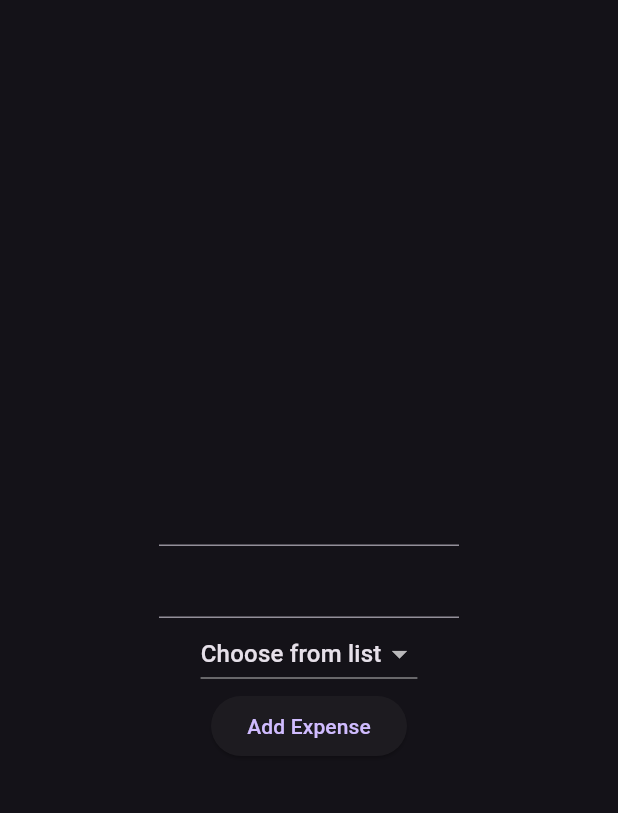
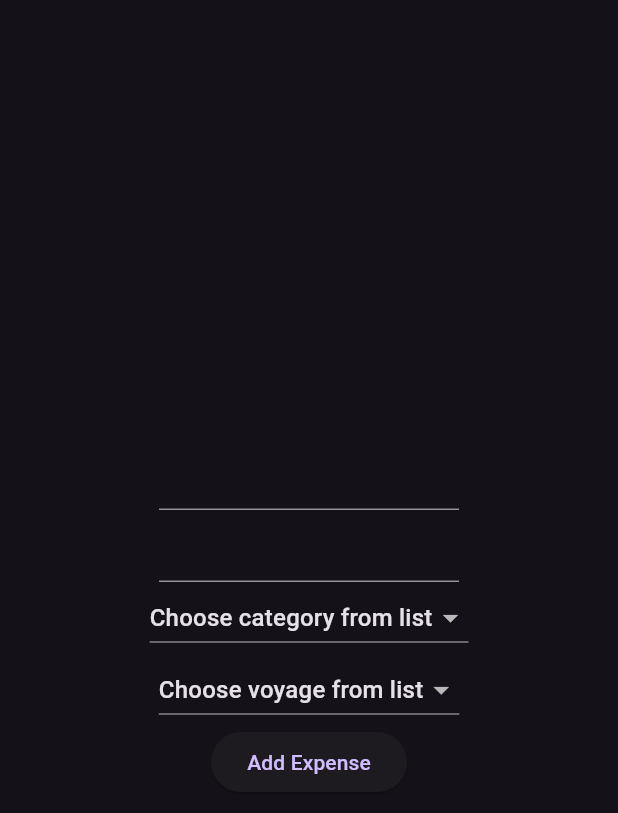
Before and after one commit to fildogan/voyage_vault, a Flutter app: the AddExpensePage screen opened directly, on a phone screen of 412 x 824 dp. Shown: the top 813 px of the screen. Run offline on Flutter 3.47's test engine with Material 2 defaults, Android fonts, the phone set to English and light mode, and no system bars; our stand-ins replace bloc, cloud_firestore, firebase_auth, firebase_core, flutter_bloc; missing offline and left inert: firebase_ui_auth; accounts and stored records are empty.

Commit message:
Create dropdown button for voyages

```diff
--- a/lib/app/features/home/pages/add_expense/add_expense_page.dart
+++ b/lib/app/features/home/pages/add_expense/add_expense_page.dart
@@ -15,7 +15,7 @@ class AddExpensePage extends StatefulWidget {
 
 class _AddExpensePageState extends State<AddExpensePage> {
   String? _expenseName;
-  String? _expenseVoyageID;
+  String? _expenseVoyageTitle;
   double? _expensePrice;
   String? _expenseCategory;
 
@@ -27,13 +27,7 @@ class _AddExpensePageState extends State<AddExpensePage> {
           ExpensesRepository(),
           ExpenseCategoriesRepository(),
           VoyagesRepository(),
-        )..getCategoryList().then(
-            (value) => AddExpenseCubit(
-              ExpensesRepository(),
-              ExpenseCategoriesRepository(),
-              VoyagesRepository(),
-            )..getVoyageTitleStream(),
-          ),
+        )..getCategoryList(),
         child: BlocListener<AddExpenseCubit, AddExpenseState>(
           listener: (context, state) {
             if (state.saved) {
@@ -52,14 +46,13 @@ class _AddExpensePageState extends State<AddExpensePage> {
           },
           child: BlocBuilder<AddExpenseCubit, AddExpenseState>(
             builder: (context, state) {
-              final voyageTitleList = state.voyageTitles;
               return _AddExpensePageBody(
                 onNameChanged: (newValue) =>
                     setState(() => _expenseName = newValue),
                 expenseName: _expenseName,
-                onVoyageIDChanged: (newValue) =>
-                    setState(() => _expenseVoyageID = newValue),
-                expenseVoyageID: _expenseVoyageID,
+                onVoyageTitleChanged: (newValue) =>
+                    setState(() => _expenseVoyageTitle = newValue),
+                expenseVoyageTitle: _expenseVoyageTitle,
                 onPriceChanged: (newValue) =>
                     setState(() => _expensePrice = newValue),
                 expensePrice: _expensePrice,
@@ -67,6 +60,7 @@ class _AddExpensePageState extends State<AddExpensePage> {
                     setState(() => _expenseCategory = newValue),
                 expenseCategory: _expenseCategory,
                 categoryTitles: state.categoryTitles,
+                voyageTitles: state.voyageTitles,
               );
             },
           ),
@@ -80,26 +74,28 @@ class _AddExpensePageBody extends StatelessWidget {
   const _AddExpensePageBody({
     required this.onNameChanged,
     this.expenseName,
-    required this.onVoyageIDChanged,
-    this.expenseVoyageID,
+    required this.onVoyageTitleChanged,
+    this.expenseVoyageTitle,
     required this.onPriceChanged,
     this.expensePrice,
     required this.onCategoryChanged,
     this.expenseCategory,
     required this.categoryTitles,
+    required this.voyageTitles,
   });
 
   final Function(String?) onNameChanged;
-  final Function(String?) onVoyageIDChanged;
+  final Function(String?) onVoyageTitleChanged;
   final Function(double?) onPriceChanged;
   final Function(String?) onCategoryChanged;
 
   final String? expenseName;
-  final String? expenseVoyageID;
+  final String? expenseVoyageTitle;
   final double? expensePrice;
   final String? expenseCategory;
 
   final List<String> categoryTitles;
+  final List<String> voyageTitles;
 
   @override
   Widget build(BuildContext context) {
@@ -136,16 +132,36 @@ class _AddExpensePageBody extends StatelessWidget {
               items: [
                 if (expenseCategory == null)
                   const DropdownMenuItem(
-                    child: Text('Choose from list'),
+                    child: Text('Choose category from list'),
                   ),
                 ...categoryTitles.map((String category) {
                   return DropdownMenuItem(
                     value: category,
-                    child: Text(category),
+                    child: Text(
+                      category[0].toUpperCase() + category.substring(1),
+                    ),
                   );
                 }),
               ],
               onChanged: onCategoryChanged,
+            ),
+            DropdownButton<String>(
+              value: expenseVoyageTitle,
+              items: [
+                if (expenseVoyageTitle == null)
+                  const DropdownMenuItem(
+                    child: Text('Choose voyage from list'),
+                  ),
+                ...voyageTitles.map((String voyage) {
+                  return DropdownMenuItem(
+                    value: voyage,
+                    child: Text(
+                      voyage[0].toUpperCase() + voyage.substring(1),
+                    ),
+                  );
+                }),
+              ],
+              onChanged: onVoyageTitleChanged,
             ),
             ElevatedButton(
               onPressed: expenseName == null || expensePrice == null
```
